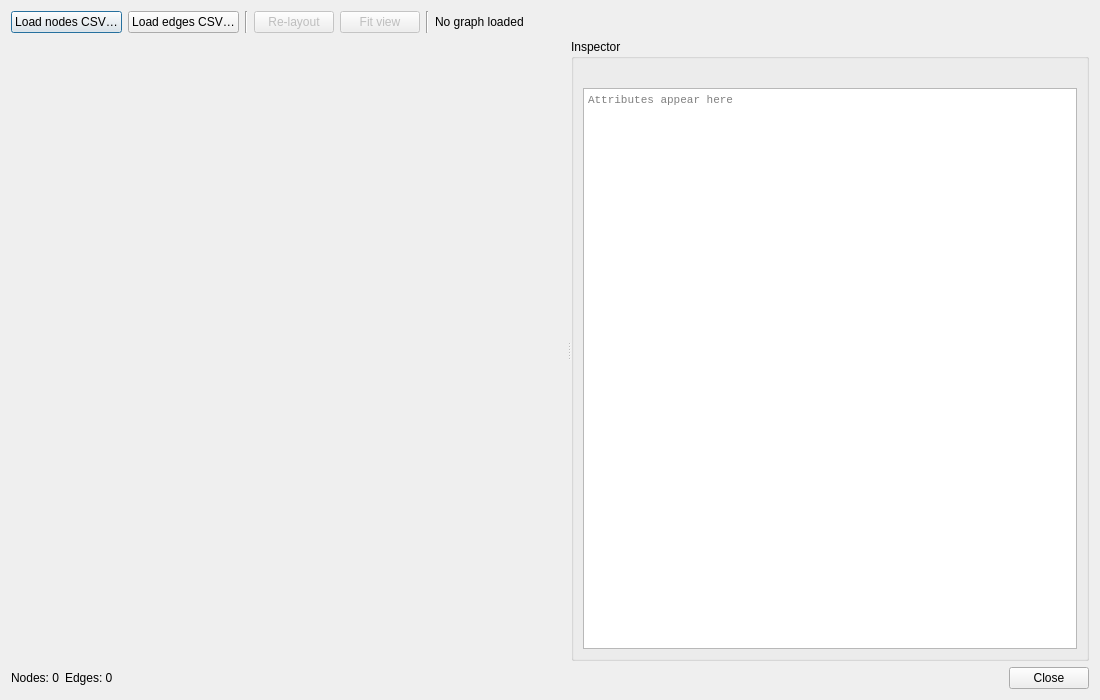
First picture: the form in qCC/ui_templates/graphPanelDlg.ui, repository IndigoApple2020/CloudCompare_PointPicker, before the edit.
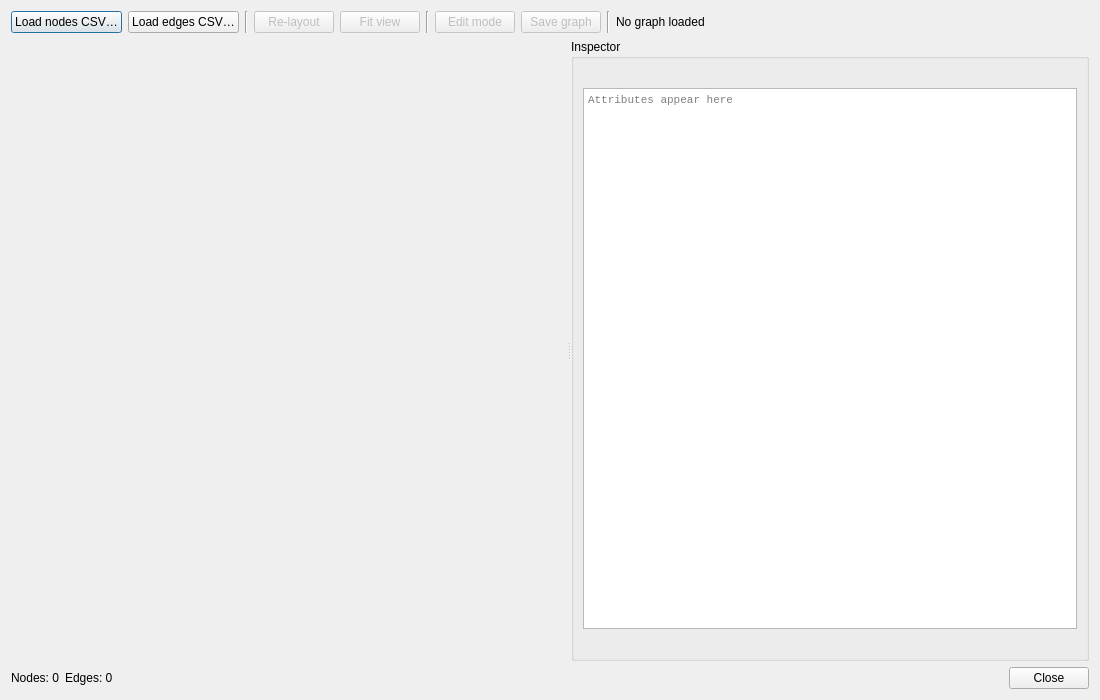
Second picture: the form after the edit.

Commit message: F8b: Add edit mode to Graph Panel (BatGraph F8b)

Diff of the .ui file:
```diff
--- a/qCC/ui_templates/graphPanelDlg.ui
+++ b/qCC/ui_templates/graphPanelDlg.ui
@@ -51,6 +51,27 @@
        <property name="frameShadow"><enum>QFrame::Sunken</enum></property>
       </widget>
      </item>
+     <item>
+      <widget class="QPushButton" name="editModeButton">
+       <property name="text"><string>Edit mode</string></property>
+       <property name="toolTip"><string>Toggle edit mode: drag nodes, draw edges, add/delete elements</string></property>
+       <property name="checkable"><bool>true</bool></property>
+       <property name="enabled"><bool>false</bool></property>
+      </widget>
+     </item>
+     <item>
+      <widget class="QPushButton" name="saveGraphButton">
+       <property name="text"><string>Save graph</string></property>
+       <property name="toolTip"><string>Save current nodes and edges back to their CSV files</string></property>
+       <property name="enabled"><bool>false</bool></property>
+      </widget>
+     </item>
+     <item>
+      <widget class="QFrame" name="sep3">
+       <property name="frameShape"><enum>QFrame::VLine</enum></property>
+       <property name="frameShadow"><enum>QFrame::Sunken</enum></property>
+      </widget>
+     </item>
      <item>
       <widget class="QLabel" name="statusLabel">
        <property name="text"><string>No graph loaded</string></property>
@@ -106,6 +127,13 @@
          </property>
         </widget>
        </item>
+       <item>
+        <widget class="QLabel" name="editHintLabel">
+         <property name="text"><string></string></property>
+         <property name="wordWrap"><bool>true</bool></property>
+         <property name="alignment"><set>Qt::AlignLeft|Qt::AlignTop</set></property>
+        </widget>
+       </item>
       </layout>
      </widget>
 
```
Left out of the diff: 2 changed lines with no effect on the pictures. The commit also changes 2 other files.
